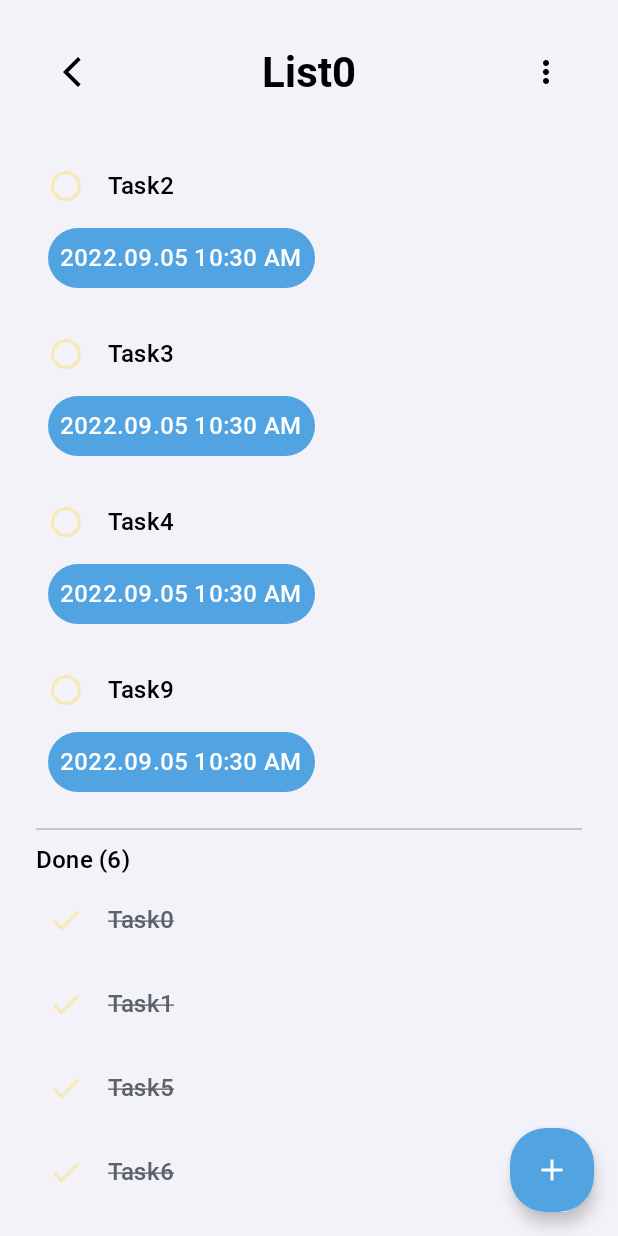
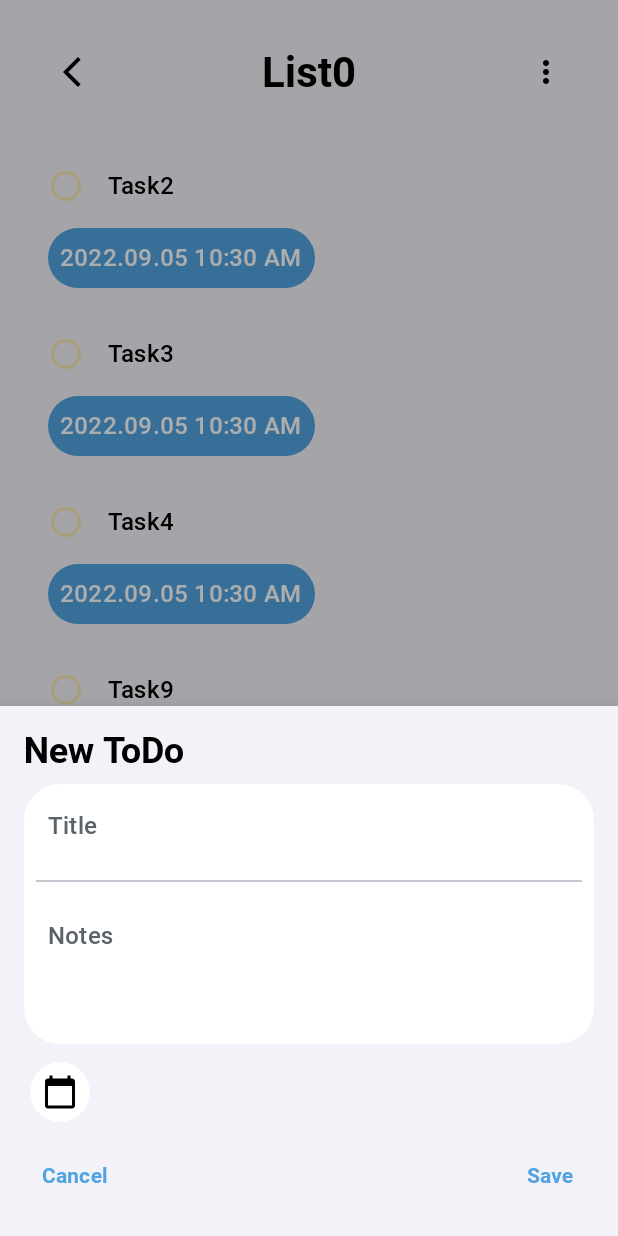
Before and after one commit to Helmy2/ToDo, an Android app built with Jetpack Compose: the screen it shows after launch (MainActivity), after a tap on "Add", on a phone screen of 412 x 824 dp. Run offline under Robolectric (Android 15) with nearby library versions, the phone set to English and light mode, and no system bars; our stand-ins replace Dagger/Hilt's generated code, accompanist.

Commit message:
Feat: Start implement add todo

```diff
--- a/app/build.gradle
+++ b/app/build.gradle
@@ -56,6 +56,9 @@ dependencies {
     implementation 'androidx.lifecycle:lifecycle-runtime-ktx:2.5.1'
     implementation 'androidx.activity:activity-compose:1.5.1'
     implementation 'androidx.compose.material:material:1.2.1'
+    implementation "androidx.constraintlayout:constraintlayout-compose:1.0.1"
+    implementation 'androidx.appcompat:appcompat:1.5.0'
+    implementation 'com.google.android.material:material:1.6.1'
     testImplementation 'junit:junit:4.13.2'
     androidTestImplementation 'androidx.test.ext:junit:1.1.3'
     androidTestImplementation 'androidx.test.espresso:espresso-core:3.4.0'
--- a/app/src/main/java/com/example/todo/domian/model/ToDoRepeat.kt
+++ /dev/null
@@ -1,10 +0,0 @@
-package com.example.todo.domian.model
-
-enum class ToDoRepeat {
-    NEVER,
-    DAILY,
-    WEEKDAYS,
-    WEEKLY,
-    MONTHLY,
-    YEARLY
-}
--- a/app/src/main/java/com/example/todo/domian/model/ToDoTask.kt
+++ b/app/src/main/java/com/example/todo/domian/model/ToDoTask.kt
@@ -8,9 +8,7 @@ data class ToDoTask(
     val completedAt: Long? = null,
     val dueDate: Long? = null,
     val isDueDateTimeSet: Boolean = false,
-    val repeat: ToDoRepeat = ToDoRepeat.NEVER,
     val note: String = "",
-    val noteUpdatedAt: Long? = null,
     val createdAt: Long,
     val updatedAt: Long,
 )
--- a/app/src/main/java/com/example/todo/presentation/MainActivity.kt
+++ b/app/src/main/java/com/example/todo/presentation/MainActivity.kt
@@ -1,15 +1,23 @@
 package com.example.todo.presentation
 
 import android.os.Bundle
+import android.view.WindowManager
 import androidx.activity.ComponentActivity
 import androidx.activity.compose.setContent
+import androidx.compose.foundation.layout.Column
+import androidx.compose.material.Button
+import androidx.compose.material.Text
+import androidx.compose.runtime.Composable
+import androidx.compose.ui.tooling.preview.Preview
 import com.example.todo.presentation.list.ListRoute
 import com.example.todo.presentation.theme.ToDoTheme
 import com.example.todo.presentation.util.dummyRandomList
+import java.time.temporal.Temporal
 
 class MainActivity : ComponentActivity() {
     override fun onCreate(savedInstanceState: Bundle?) {
         super.onCreate(savedInstanceState)
+        window.setSoftInputMode(WindowManager.LayoutParams.SOFT_INPUT_ADJUST_RESIZE)
         setContent {
             ToDoTheme {
                 val data = dummyRandomList()
--- a/app/src/main/java/com/example/todo/presentation/list/ListScreen.kt
+++ b/app/src/main/java/com/example/todo/presentation/list/ListScreen.kt
@@ -1,21 +1,24 @@
 package com.example.todo.presentation.list
 
 import androidx.compose.foundation.layout.*
+import androidx.compose.material.ExperimentalMaterialApi
+import androidx.compose.material.ModalBottomSheetLayout
+import androidx.compose.material.ModalBottomSheetValue
 import androidx.compose.material.icons.Icons
 import androidx.compose.material.icons.filled.Add
-import androidx.compose.material.icons.filled.ArrowBackIosNew
-import androidx.compose.material.icons.filled.MoreVert
+import androidx.compose.material.rememberModalBottomSheetState
 import androidx.compose.material3.*
-import androidx.compose.runtime.Composable
-import androidx.compose.ui.Alignment
+import androidx.compose.runtime.*
 import androidx.compose.ui.Modifier
 import com.example.todo.domian.model.ToDoList
 import com.example.todo.domian.model.ToDoTask
+import com.example.todo.presentation.list.components.BottomSheet
+import com.example.todo.presentation.list.components.ListScreenTopBar
 import com.example.todo.presentation.list.components.TaskList
 import com.example.todo.presentation.theme.LargePadding
-import com.example.todo.presentation.util.BackButton
+import kotlinx.coroutines.launch
 
-@OptIn(ExperimentalMaterial3Api::class)
+@OptIn(ExperimentalMaterialApi::class, ExperimentalMaterial3Api::class)
 @Composable
 fun ListScreen(
     toDoList: ToDoList,
@@ -25,36 +28,23 @@ fun ListScreen(
     onAddToDoItemClick: () -> Unit,
     onBackClicked: () -> Unit,
 ) {
-    Scaffold(
-        topBar = {
-            Row(
-                verticalAlignment = Alignment.CenterVertically,
-                horizontalArrangement = Arrangement.SpaceBetween,
-                modifier = Modifier
-                    .fillMaxWidth()
-                    .padding(LargePadding)
-            ) {
-                IconButton(onClick = onBackClicked) {
-                    Icon(
-                        imageVector = Icons.Default.ArrowBackIosNew,
-                        contentDescription = "Back Arrow",
-                        tint = MaterialTheme.colorScheme.onBackground,
-                    )
-                }
-                Text(
-                    text = toDoList.name,
-                    style = MaterialTheme.typography.headlineMedium
-                )
-                IconButton(onClick = {}) {
-                    Icon(
-                        imageVector = Icons.Default.MoreVert,
-                        contentDescription = ""
-                    )
-                }
+    val state = rememberModalBottomSheetState(ModalBottomSheetValue.Hidden)
+    val scope = rememberCoroutineScope()
+
+    ModalBottomSheetLayout(
+        sheetState = state,
+        sheetContent = {
+            BottomSheet {
+                scope.launch { state.hide() }
             }
         },
+    ) {
+        Scaffold(
+            topBar = { ListScreenTopBar(onBackClicked, toDoList) },
             floatingActionButton = {
-            FloatingActionButton(onClick = onAddToDoItemClick) {
+                FloatingActionButton(onClick = {
+                    scope.launch { state.show() }
+                }) {
                     Icon(imageVector = Icons.Default.Add, contentDescription = "Add")
                 }
             }
@@ -74,3 +64,4 @@ fun ListScreen(
             }
         }
     }
+}
--- /dev/null
+++ b/app/src/main/java/com/example/todo/presentation/list/components/BottomSheet.kt
@@ -0,0 +1,128 @@
+package com.example.todo.presentation.list.components
+
+import android.util.Log
+import androidx.compose.foundation.background
+import androidx.compose.foundation.layout.*
+import androidx.compose.foundation.text.KeyboardActions
+import androidx.compose.foundation.text.KeyboardOptions
+import androidx.compose.material3.*
+import androidx.compose.runtime.*
+import androidx.compose.ui.Alignment
+import androidx.compose.ui.ExperimentalComposeUiApi
+import androidx.compose.ui.Modifier
+import androidx.compose.ui.draw.clip
+import androidx.compose.ui.focus.FocusDirection
+import androidx.compose.ui.focus.FocusManager
+import androidx.compose.ui.graphics.Color
+import androidx.compose.ui.platform.LocalFocusManager
+import androidx.compose.ui.platform.LocalSoftwareKeyboardController
+import androidx.compose.ui.text.input.KeyboardType
+import androidx.compose.ui.tooling.preview.Preview
+import androidx.compose.ui.unit.dp
+import com.example.todo.presentation.theme.CommonGrey
+import com.example.todo.presentation.theme.MediumPadding
+import com.example.todo.presentation.theme.SmallPadding
+import com.example.todo.presentation.theme.ToDoTheme
+import com.example.todo.presentation.util.convertLongToTime
+import com.example.todo.presentation.util.getCurrentDate
+
+@OptIn(
+     ExperimentalComposeUiApi::class,
+)
+@Composable
+fun BottomSheet(onBackClicked: () -> Unit) {
+    val focusManager = LocalFocusManager.current
+    val keyboard = LocalSoftwareKeyboardController.current
+    var title by remember { mutableStateOf("") }
+    var note by remember { mutableStateOf("") }
+
+    Column(
+        modifier = Modifier
+            .background(MaterialTheme.colorScheme.background)
+            .padding(MediumPadding)
+            .fillMaxWidth(),
+        verticalArrangement = Arrangement.spacedBy(8.dp)
+    ) {
+        Text(
+            text = "New ToDo",
+            style = MaterialTheme.typography.headlineSmall,
+            color = MaterialTheme.colorScheme.onSecondaryContainer
+        )
+        Column(
+            modifier = Modifier
+                .clip(MaterialTheme.shapes.large)
+                .background(MaterialTheme.colorScheme.secondaryContainer),
+        ) {
+            DefaultTextField(
+                value = title,
+                onValueChange = { title = it },
+                singleLine = true,
+                focusManager = focusManager,
+                hint = "Title",
+                modifier = Modifier.fillMaxWidth()
+            )
+            Divider(Modifier.padding(SmallPadding))
+            DefaultTextField(
+                value = note,
+                onValueChange = { note = it },
+                focusManager = focusManager,
+                hint = "Notes",
+                modifier = Modifier
+                    .fillMaxWidth()
+                    .defaultMinSize(minHeight = 100.dp)
+            )
+        }
+        DateButton(onDateChange = {
+            Log.d("TAG", "BottomSheet: ${it.convertLongToTime()}")
+        }, currantDate = getCurrentDate())
+        Row(
+            horizontalArrangement = Arrangement.SpaceBetween,
+            verticalAlignment = Alignment.CenterVertically,
+            modifier = Modifier.fillMaxWidth()
+        ) {
+            TextButton(onClick = {
+                keyboard?.hide()
+                onBackClicked()
+            }) {
+                Text(text = "Cancel")
+            }
+            TextButton(onClick = { /*TODO*/ }) {
+                Text(text = "Save")
+            }
+        }
+    }
+}
+
+@Composable
+@OptIn(ExperimentalMaterial3Api::class)
+private fun DefaultTextField(
+    value: String,
+    onValueChange: (String) -> Unit,
+    singleLine: Boolean = false,
+    focusManager: FocusManager,
+    hint: String,
+    modifier: Modifier = Modifier,
+) {
+    OutlinedTextField(
+        value = value,
+        onValueChange = onValueChange,
+        singleLine = singleLine,
+        shape = MaterialTheme.shapes.large,
+        colors = TextFieldDefaults.outlinedTextFieldColors(
+            focusedBorderColor = Color.Transparent,
+            unfocusedBorderColor = Color.Transparent,
+        ),
+        placeholder = { Text(text = hint, color = CommonGrey) },
+        modifier = modifier,
+        keyboardOptions = KeyboardOptions(keyboardType = KeyboardType.Email),
+        keyboardActions = KeyboardActions(onDone = { focusManager.moveFocus(FocusDirection.Down) }),
+    )
+}
+
+@Preview
+@Composable
+fun BottomSheetPreview() {
+    ToDoTheme {
+        BottomSheet() {}
+    }
+}
--- a/app/src/main/java/com/example/todo/presentation/list/components/DateField.kt
+++ b/app/src/main/java/com/example/todo/presentation/list/components/DateField.kt
@@ -2,33 +2,36 @@ package com.example.todo.presentation.list.components
 
 import android.app.DatePickerDialog
 import android.app.TimePickerDialog
-import android.content.Context
+import android.view.ContextThemeWrapper
+import android.widget.CalendarView
 import android.widget.DatePicker
-import androidx.compose.foundation.clickable
-import androidx.compose.foundation.layout.*
-import androidx.compose.material.Icon
-import androidx.compose.material.Text
+import androidx.compose.foundation.layout.wrapContentSize
+import androidx.compose.foundation.shape.CircleShape
 import androidx.compose.material.icons.Icons
-import androidx.compose.material.icons.filled.DateRange
-import androidx.compose.material.icons.filled.Timer
+import androidx.compose.material.icons.filled.CalendarToday
+import androidx.compose.material3.IconButton
+import androidx.compose.material3.IconButtonDefaults
+import androidx.compose.material3.MaterialTheme
 import androidx.compose.runtime.Composable
 import androidx.compose.ui.Modifier
-import androidx.compose.ui.unit.dp
-import java.text.SimpleDateFormat
+import androidx.compose.ui.draw.clip
+import androidx.compose.ui.platform.LocalContext
+import androidx.compose.ui.tooling.preview.Preview
+import androidx.compose.ui.viewinterop.AndroidView
+import com.example.todo.R
+import com.example.todo.presentation.theme.ToDoTheme
+import com.example.todo.presentation.util.getCurrentDate
+import java.time.LocalDate
 import java.util.*
 
 @Composable
-fun DateField(context: Context, onDateChange: (date: Long) -> Unit, currantDate: Long) {
+fun DateButton(onDateChange: (date: Long) -> Unit, currantDate: Long) {
+    val context = LocalContext.current
     val calendar = Calendar.getInstance()
     calendar.timeInMillis = currantDate
 
-    val locale = Locale.getDefault()
-    val dateFormatter = SimpleDateFormat("yyyy.MM.dd", locale)
-    val timeFormatter = SimpleDateFormat("h:mm a", locale)
-
     val timePickerDialog = TimePickerDialog(
-        context,
-        { _, hour, minute ->
+        context, { _, hour, minute ->
             calendar[Calendar.HOUR_OF_DAY] = hour
             calendar[Calendar.MINUTE] = minute
 
@@ -42,42 +45,30 @@ fun DateField(context: Context, onDateChange: (date: Long) -> Unit, currantDate:
             calendar[Calendar.MONTH] = month
             calendar[Calendar.DAY_OF_MONTH] = day
 
-            onDateChange(calendar.timeInMillis)
+            timePickerDialog.show()
         }, calendar[Calendar.YEAR], calendar[Calendar.MONTH], calendar[Calendar.DAY_OF_MONTH]
     )
 
-    Column {
-        Row(modifier = Modifier
-            .fillMaxWidth()
-            .padding(8.dp)
-            .clickable {
-                datePickerDialog.show()
-            }) {
-            Icon(
-                imageVector = Icons.Default.DateRange,
-                contentDescription = "",
-            )
-            Spacer(modifier = Modifier.width(8.dp))
-            Text("Date")
-            Spacer(modifier = Modifier.width(16.dp))
-            Text(text = dateFormatter.format(calendar.timeInMillis))
-        }
-
-        Spacer(modifier = Modifier.height(16.dp))
-        Row(modifier = Modifier
-            .fillMaxWidth()
-            .padding(8.dp)
-            .clickable {
-                timePickerDialog.show()
-            }) {
-            Icon(
-                imageVector = Icons.Default.Timer,
-                contentDescription = "",
-            )
-            Spacer(modifier = Modifier.width(8.dp))
-            Text("Time")
-            Spacer(modifier = Modifier.width(16.dp))
-            Text(text = timeFormatter.format(calendar.timeInMillis))
-        }
+    IconButton(
+        onClick = { datePickerDialog.show() },
+        modifier = Modifier.clip(CircleShape),
+        colors = IconButtonDefaults.iconButtonColors(
+            containerColor = MaterialTheme.colorScheme.secondaryContainer,
+            contentColor = MaterialTheme.colorScheme.onSecondaryContainer
+        ),
+    ) {
+        androidx.compose.material3.Icon(
+            imageVector = Icons.Default.CalendarToday, contentDescription = "Calendar"
+        )
     }
 }
+
+@Preview
+@Composable
+fun DateFieldPreview() {
+    ToDoTheme {
+        DateButton(
+            onDateChange = {}, currantDate = getCurrentDate()
+        )
+    }
+}
--- /dev/null
+++ b/app/src/main/java/com/example/todo/presentation/list/components/ListScreenTopBar.kt
@@ -0,0 +1,50 @@
+package com.example.todo.presentation.list.components
+
+import androidx.compose.foundation.layout.Arrangement
+import androidx.compose.foundation.layout.Row
+import androidx.compose.foundation.layout.fillMaxWidth
+import androidx.compose.foundation.layout.padding
+import androidx.compose.material.icons.Icons
+import androidx.compose.material.icons.filled.ArrowBackIosNew
+import androidx.compose.material.icons.filled.MoreVert
+import androidx.compose.material3.Icon
+import androidx.compose.material3.IconButton
+import androidx.compose.material3.MaterialTheme
+import androidx.compose.material3.Text
+import androidx.compose.runtime.Composable
+import androidx.compose.ui.Alignment
+import androidx.compose.ui.Modifier
+import com.example.todo.domian.model.ToDoList
+import com.example.todo.presentation.theme.LargePadding
+
+@Composable
+ fun ListScreenTopBar(
+    onBackClicked: () -> Unit,
+    toDoList: ToDoList
+) {
+    Row(
+        verticalAlignment = Alignment.CenterVertically,
+        horizontalArrangement = Arrangement.SpaceBetween,
+        modifier = Modifier
+            .fillMaxWidth()
+            .padding(LargePadding)
+    ) {
+        IconButton(onClick = onBackClicked) {
+            Icon(
+                imageVector = Icons.Default.ArrowBackIosNew,
+                contentDescription = "Back Arrow",
+                tint = MaterialTheme.colorScheme.onBackground,
+            )
+        }
+        Text(
+            text = toDoList.name,
+            style = MaterialTheme.typography.headlineMedium
+        )
+        IconButton(onClick = {}) {
+            Icon(
+                imageVector = Icons.Default.MoreVert,
+                contentDescription = ""
+            )
+        }
+    }
+}
```
Also changed, not shown: app/src/main/java/com/example/todo/presentation/home/components/SearchView.kt (+4 -14 lines), app/src/main/java/com/example/todo/presentation/list/components/DatePicker.kt (added). Lines whose indentation alone changed are shown as unchanged.
